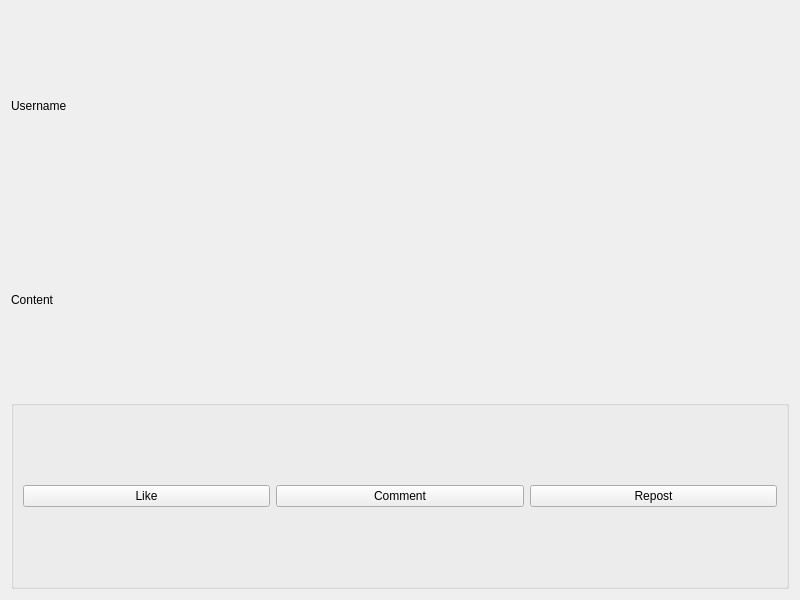
First picture: the form in Forms/collection.ui, repository Sobrah/Linkedin, before the edit.
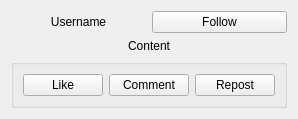
Second picture: the form after the edit.

```diff
--- a/Forms/collection.ui
+++ b/Forms/collection.ui
@@ -6,29 +6,39 @@
    <rect>
     <x>0</x>
     <y>0</y>
-    <width>800</width>
-    <height>600</height>
+    <width>275</width>
+    <height>114</height>
    </rect>
   </property>
-  <property name="windowTitle">
-   <string>Form</string>
-  </property>
-  <layout class="QVBoxLayout" name="verticalLayout">
-   <item>
+  <layout class="QGridLayout" name="gridLayout">
+   <item row="0" column="0">
     <widget class="QLabel" name="usernameLable">
      <property name="text">
       <string>Username</string>
      </property>
+     <property name="alignment">
+      <set>Qt::AlignCenter</set>
+     </property>
     </widget>
    </item>
-   <item>
+   <item row="0" column="1">
+    <widget class="QPushButton" name="pushButton">
+     <property name="text">
+      <string>Follow</string>
+     </property>
+    </widget>
+   </item>
+   <item row="1" column="0" colspan="2">
     <widget class="QLabel" name="contentLable">
      <property name="text">
       <string>Content</string>
      </property>
+     <property name="alignment">
+      <set>Qt::AlignCenter</set>
+     </property>
     </widget>
    </item>
-   <item>
+   <item row="2" column="0" colspan="2">
     <widget class="QGroupBox" name="reactionGroup">
      <property name="title">
       <string/>
```
